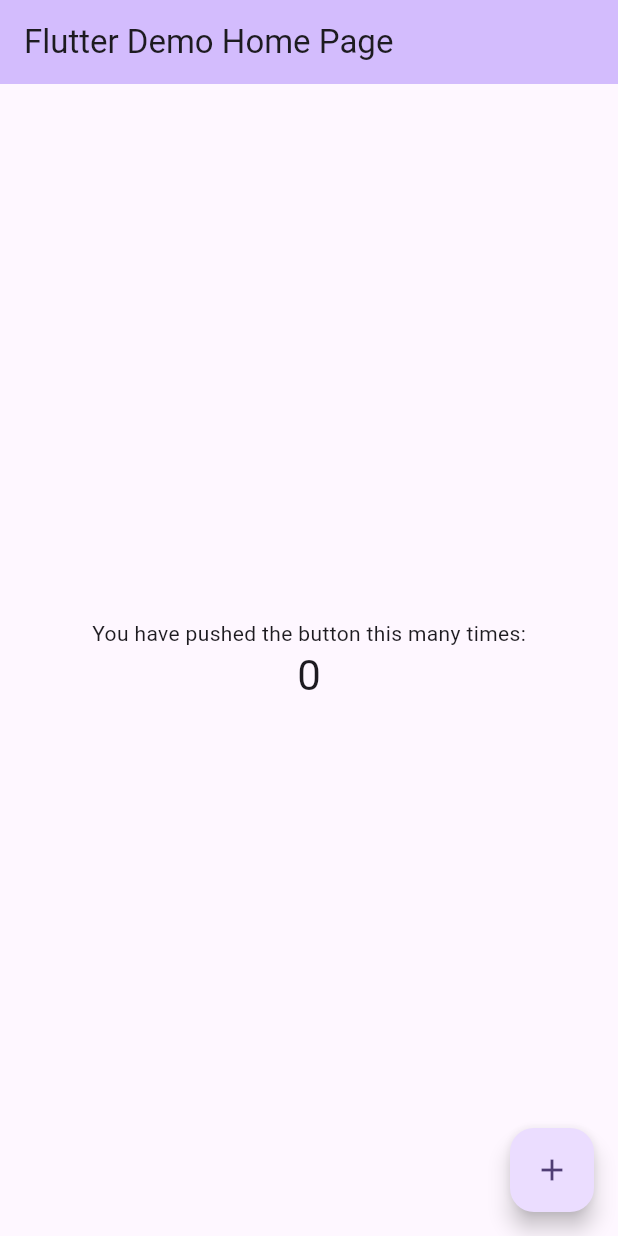
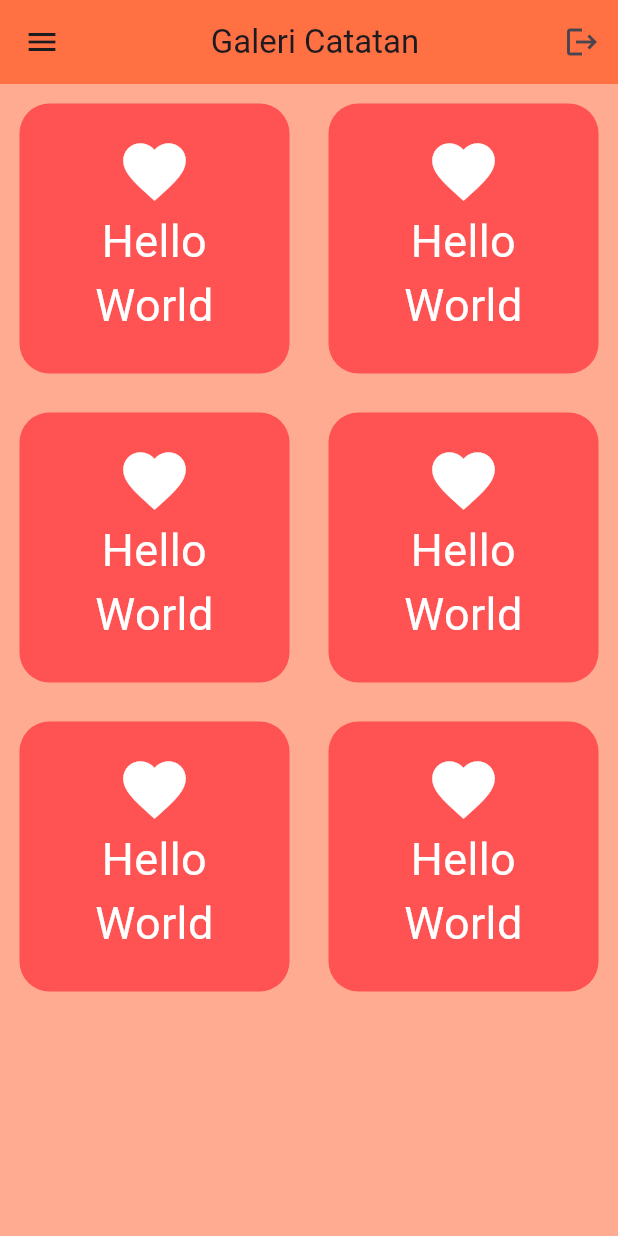
Before and after one commit to AvanFabian/MotherApps, a Flutter app: the screen it shows after launch, on a phone screen of 412 x 824 dp. Run offline on Flutter 3.47's test engine with Material 3 defaults, Android fonts, the phone set to English and light mode, and no system bars.

Commit message:
3 page utama

```diff
--- a/lib/main.dart
+++ b/lib/main.dart
@@ -1,4 +1,8 @@
 import 'package:flutter/material.dart';
+// import home_page.dart
+import 'package:monitoring_hamil/pages/home_page.dart';
+import 'package:monitoring_hamil/pages/leaderboard_page.dart';
+import 'package:monitoring_hamil/pages/profile_page.dart';
 
 void main() {
   runApp(const MyApp());
@@ -7,95 +11,15 @@ void main() {
 class MyApp extends StatelessWidget {
   const MyApp({super.key});
 
-  // This widget is the root of your application.
   @override
   Widget build(BuildContext context) {
     return MaterialApp(
-      title: 'Flutter Demo',
-      theme: ThemeData(
-        colorScheme: ColorScheme.fromSeed(seedColor: Colors.deepPurple),
-        useMaterial3: true,
-      ),
-      home: const MyHomePage(title: 'Flutter Demo Home Page'),
-    );
+        debugShowCheckedModeBanner: false,
+        home: HomePage(),
+        routes: <String, WidgetBuilder>{
+          '/home': (BuildContext context) => HomePage(),
+          '/leaderboard': (BuildContext context) => LeaderboardPage(),
+          '/profile': (BuildContext context) => ProfilePage(),
+        });
   }
 }
-
-class MyHomePage extends StatefulWidget {
-  const MyHomePage({super.key, required this.title});
-
-  final String title;
-
-  @override
-  State<MyHomePage> createState() => _MyHomePageState();
-}
-
-class _MyHomePageState extends State<MyHomePage> {
-  int _counter = 0;
-
-  void _incrementCounter() {
-    setState(() {
-      // This call to setState tells the Flutter framework that something has
-      // changed in this State, which causes it to rerun the build method below
-      // so that the display can reflect the updated values. If we changed
-      // _counter without calling setState(), then the build method would not be
-      // called again, and so nothing would appear to happen.
-      _counter++;
-    });
-  }
-
-  @override
-  Widget build(BuildContext context) {
-    // This method is rerun every time setState is called, for instance as done
-    // by the _incrementCounter method above.
-    //
-    // The Flutter framework has been optimized to make rerunning build methods
-    // fast, so that you can just rebuild anything that needs updating rather
-    // than having to individually change instances of widgets.
-    return Scaffold(
-      appBar: AppBar(
-        // TRY THIS: Try changing the color here to a specific color (to
-        // Colors.amber, perhaps?) and trigger a hot reload to see the AppBar
-        // change color while the other colors stay the same.
-        backgroundColor: Theme.of(context).colorScheme.inversePrimary,
-        // Here we take the value from the MyHomePage object that was created by
-        // the App.build method, and use it to set our appbar title.
-        title: Text(widget.title),
-      ),
-      body: Center(
-        // Center is a layout widget. It takes a single child and positions it
-        // in the middle of the parent.
-        child: Column(
-          // Column is also a layout widget. It takes a list of children and
-          // arranges them vertically. By default, it sizes itself to fit its
-          // children horizontally, and tries to be as tall as its parent.
-          //
-          // Column has various properties to control how it sizes itself and
-          // how it positions its children. Here we use mainAxisAlignment to
-          // center the children vertically; the main axis here is the vertical
-          // axis because Columns are vertical (the cross axis would be
-          // horizontal).
-          //
-          // TRY THIS: Invoke "debug painting" (choose the "Toggle Debug Paint"
-          // action in the IDE, or press "p" in the console), to see the
-          // wireframe for each widget.
-          mainAxisAlignment: MainAxisAlignment.center,
-          children: <Widget>[
-            const Text(
-              'You have pushed the button this many times:',
-            ),
-            Text(
-              '$_counter',
-              style: Theme.of(context).textTheme.headlineMedium,
-            ),
-          ],
-        ),
-      ),
-      floatingActionButton: FloatingActionButton(
-        onPressed: _incrementCounter,
-        tooltip: 'Increment',
-        child: const Icon(Icons.add),
-      ), // This trailing comma makes auto-formatting nicer for build methods.
-    );
-  }
-}
--- /dev/null
+++ b/lib/pages/home_page.dart
@@ -0,0 +1,63 @@
+import 'package:flutter/material.dart';
+
+class HomePage extends StatelessWidget {
+  @override
+  Widget build(BuildContext context) {
+    return Scaffold(
+      backgroundColor: Colors.deepOrange[200],
+      appBar: AppBar(
+        title: const Center(child: Text('Galeri Catatan')),
+        backgroundColor: Colors.deepOrange[400],
+        elevation: 0, // z-coordinate of the app bar
+        leading: IconButton(
+          icon: const Icon(Icons.menu),
+          onPressed: () {},
+        ),
+        // logout button
+        actions: <Widget>[
+          IconButton(
+            icon: const Icon(Icons.logout),
+            onPressed: () {},
+          ),
+        ],
+      ),
+      body: GridView.builder(
+        itemCount: 6, // Number of items
+        gridDelegate: const SliverGridDelegateWithFixedCrossAxisCount(
+          crossAxisCount: 2, // Number of columns
+        ),
+        itemBuilder: (BuildContext context, int index) {
+          return Center(
+            child: Container(
+              height: 180,
+              width: 180,
+              decoration: BoxDecoration(
+                color: Colors.redAccent[200],
+                borderRadius: BorderRadius.circular(20),
+              ),
+              padding: const EdgeInsets.all(20),
+              child: const Column(
+                crossAxisAlignment: CrossAxisAlignment.center,
+                children: <Widget>[
+                  Icon(
+                    Icons.favorite,
+                    color: Colors.white,
+                    size: 50.0,
+                  ),
+                  Text(
+                    'Hello World',
+                    style: TextStyle(
+                      fontSize: 30,
+                      color: Colors.white,
+                    ),
+                    textAlign: TextAlign.center, // Centers text horizontally
+                  ),
+                ],
+              ),
+            ),
+          );
+        },
+      ),
+    );
+  }
+}
```
Also changed, not shown: lib/pages/leaderboard_page.dart (added, +39 -0 lines), lib/pages/profile_page.dart (added, +39 -0 lines).
